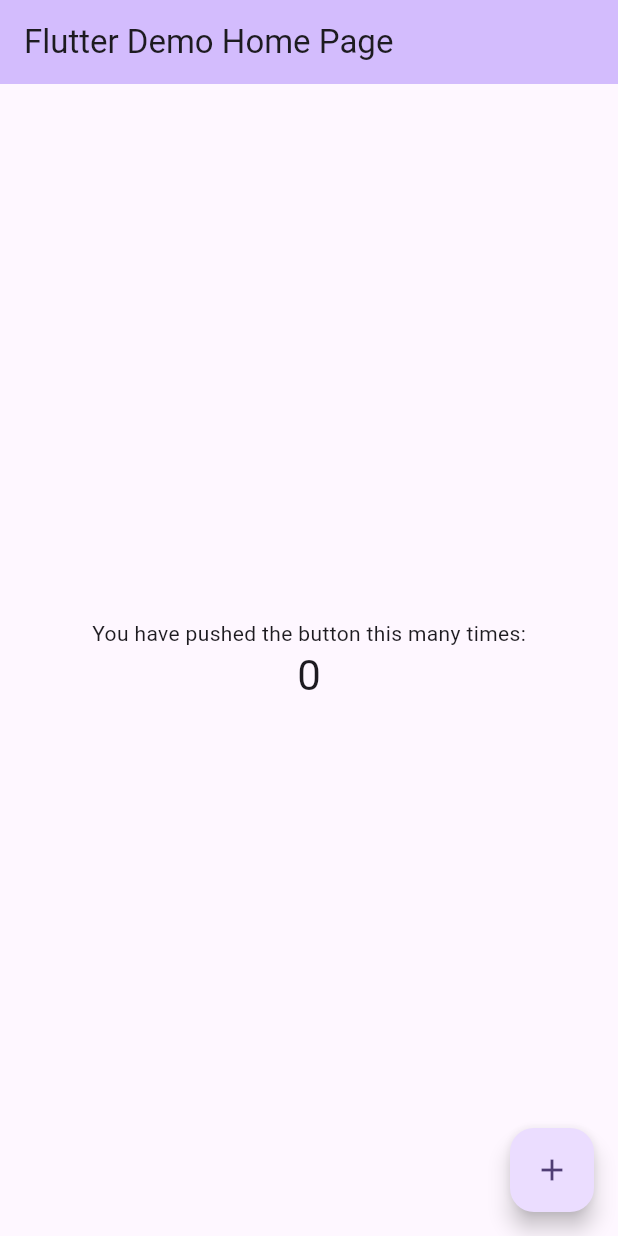
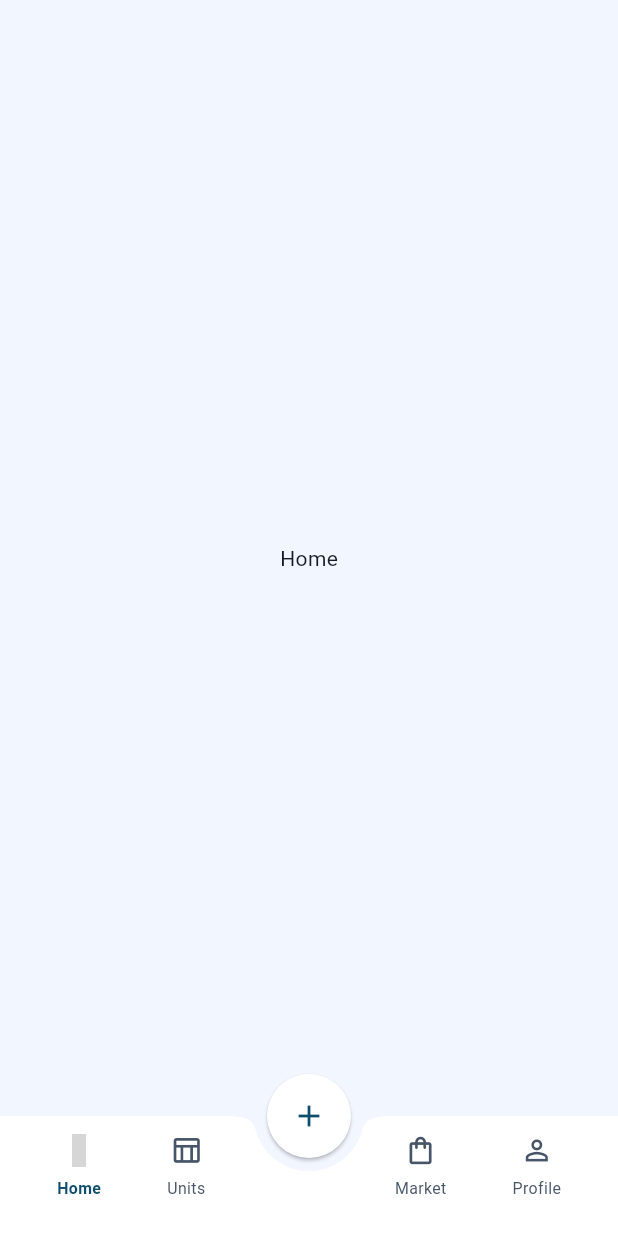
Before and after one commit to rahimuj570/aqua_culture_app, a Flutter app: the screen it shows after launch, on a phone screen of 412 x 824 dp. Run offline on Flutter 3.47's test engine with Material 3 defaults, Android fonts, the phone set to English and light mode, and no system bars; our stand-ins replace flutter_material_design_icons, flutter_screenutil; grey boxes are pictures that could not be loaded.

Commit message:
main nav_holder screen is created

```diff
--- /dev/null
+++ b/lib/app/app.dart
@@ -0,0 +1,33 @@
+import 'package:aqua_culture_app/app/app_theme.dart';
+import 'package:aqua_culture_app/features/main_nav_holder/view_models/main_nav_holder_provider.dart';
+import 'package:aqua_culture_app/features/main_nav_holder/views/main_nav_holder_screen.dart';
+
+import 'package:flutter/material.dart';
+import 'package:flutter_screenutil/flutter_screenutil.dart';
+import 'package:provider/provider.dart';
+
+class AquaCultureApp extends StatelessWidget {
+  const AquaCultureApp({super.key});
+
+  @override
+  Widget build(BuildContext context) {
+    return MultiProvider(
+      providers: [
+        ChangeNotifierProvider(create: (_) => MainNavHolderProvider()),
+      ],
+      child: MaterialApp(
+        debugShowCheckedModeBanner: false,
+        theme: AppTheme.lightTheme(),
+        themeMode: ThemeMode.light,
+        home: ScreenUtilInit(
+          designSize: const Size(430, 932),
+          minTextAdapt: true,
+          splitScreenMode: true,
+          builder: (_, child) {
+            return MainNavHolderScreen();
+          },
+        ),
+      ),
+    );
+  }
+}
--- /dev/null
+++ b/lib/app/app_theme.dart
@@ -0,0 +1,11 @@
+import 'package:aqua_culture_app/app/constants/app_colors.dart';
+import 'package:flutter/material.dart';
+
+class AppTheme {
+  static ThemeData lightTheme() {
+    return ThemeData(
+      colorSchemeSeed: AppColors.appThemeColor,
+      scaffoldBackgroundColor: AppColors.scafoldColor,
+    );
+  }
+}
--- /dev/null
+++ b/lib/features/main_nav_holder/view_models/main_nav_holder_provider.dart
@@ -0,0 +1,25 @@
+import 'package:flutter/cupertino.dart';
+import 'package:flutter/foundation.dart';
+import 'package:flutter/material.dart';
+
+class MainNavHolderProvider extends ChangeNotifier {
+  int _currentIndex = 0;
+  int get currentIndex => _currentIndex;
+
+  set currentIndex(int index) {
+    _currentIndex = index;
+    notifyListeners();
+  }
+
+  final List<Widget> _screens = <Widget>[
+    Center(child: Text("Home")),
+    Center(child: Text("Unit")),
+    Center(child: Text("Market")),
+    Center(child: Text("Profile")),
+    Container(color: Colors.red),
+    Container(color: Colors.red),
+    Container(color: Colors.red),
+    Container(color: Colors.red),
+  ];
+  List<Widget> get screens => _screens;
+}
--- /dev/null
+++ b/lib/features/main_nav_holder/views/main_nav_holder_screen.dart
@@ -0,0 +1,261 @@
+import 'dart:math';
+
+import 'package:aqua_culture_app/app/constants/app_colors.dart';
+import 'package:aqua_culture_app/features/main_nav_holder/view_models/main_nav_holder_provider.dart';
+import 'package:flutter/cupertino.dart';
+import 'package:flutter/material.dart';
+import 'package:flutter_material_design_icons/flutter_material_design_icons.dart';
+import 'package:flutter_screenutil/flutter_screenutil.dart';
+import 'package:provider/provider.dart';
+
+class MainNavHolderScreen extends StatefulWidget {
+  const MainNavHolderScreen({super.key});
+
+  @override
+  State<MainNavHolderScreen> createState() => _MainNavHolderScreenState();
+}
+
+class _MainNavHolderScreenState extends State<MainNavHolderScreen>
+    with SingleTickerProviderStateMixin {
+  bool isMenuOpen = false;
+
+  List<CircularMenuItemModal> circularMenuItems = [
+    CircularMenuItemModal(icon: MdiIcons.fishbowlOutline, label: 'Feed Log'),
+    CircularMenuItemModal(icon: MdiIcons.skullOutline, label: 'Morality Log'),
+    CircularMenuItemModal(icon: MdiIcons.scaleBalance, label: 'Growth Log'),
+    CircularMenuItemModal(icon: MdiIcons.cubeOutline, label: 'Harvest Log'),
+  ];
+
+  @override
+  Widget build(BuildContext context) {
+    return Consumer<MainNavHolderProvider>(
+      builder: (context, provider, child) => Scaffold(
+        body: Stack(
+          alignment: Alignment.bottomCenter,
+          clipBehavior: Clip.none,
+          children: [
+            provider.screens[provider.currentIndex],
+
+            /// HALF CIRCLE MENU
+            Positioned(
+              bottom: -140.h,
+
+              child: IgnorePointer(
+                ignoring: !isMenuOpen,
+
+                child: AnimatedSlide(
+                  duration: const Duration(milliseconds: 400),
+                  curve: Curves.easeOutBack,
+                  offset: isMenuOpen ? Offset.zero : const Offset(0, 2),
+
+                  child: ClipRect(
+                    child: Align(
+                      alignment: Alignment.topCenter,
+
+                      child: Container(
+                        height: 350.h,
+                        width: 350.w,
+
+                        decoration: BoxDecoration(
+                          color: Color(0xffa1ddca),
+                          shape: BoxShape.circle,
+                        ),
+
+                        child: Stack(
+                          children: [
+                            ...List.generate(4, (index) {
+                              double angle = (pi / 3) * index + pi;
+
+                              double radius = 100.r;
+
+                              double centerX = 175.w;
+                              double centerY = 175.h;
+
+                              double x = centerX + radius * cos(angle);
+
+                              double y = centerY + radius * sin(angle);
+
+                              return Positioned(
+                                left: x - 35.w,
+                                top: y - 35.h,
+
+                                child: menuItem(
+                                  icon: circularMenuItems[index].icon,
+                                  label: circularMenuItems[index].label,
+                                  screenIndex: index + 4,
+                                ),
+                              );
+                            }),
+                          ],
+                        ),
+                      ),
+                    ),
+                  ),
+                ),
+              ),
+            ),
+          ],
+        ),
+
+        floatingActionButtonLocation: FloatingActionButtonLocation.centerDocked,
+
+        floatingActionButton: FloatingActionButton(
+          elevation: 1,
+          shape: const CircleBorder(),
+          backgroundColor: isMenuOpen ? AppColors.green : Colors.white,
+          foregroundColor: isMenuOpen ? Colors.white : AppColors.appThemeColor,
+
+          onPressed: () {
+            setState(() {
+              isMenuOpen = !isMenuOpen;
+            });
+          },
+
+          child: AnimatedRotation(
+            turns: isMenuOpen ? .125 : 0,
+            duration: const Duration(milliseconds: 300),
+            child: const Icon(Icons.add),
+          ),
+        ),
+
+        bottomNavigationBar: BottomAppBar(
+          notchMargin: 10.r,
+          shape: const CircularNotchedRectangle(),
+          color: Colors.white,
+
+          child: Row(
+            mainAxisAlignment: MainAxisAlignment.spaceAround,
+            children: [
+              bottomBarItem(
+                iconData: CupertinoIcons.home,
+                label: 'Home',
+                screenIndex: 0,
+                selectedIcon: MdiIcons.home,
+              ),
+
+              bottomBarItem(
+                iconData: Icons.table_chart_outlined,
+                label: 'Units',
+                screenIndex: 1,
+                selectedIcon: Icons.table_chart,
+              ),
+
+              SizedBox(width: 40.w),
+
+              bottomBarItem(
+                iconData: Icons.shopping_bag_outlined,
+                label: 'Market',
+                screenIndex: 2,
+                selectedIcon: Icons.shopping_bag,
+              ),
+
+              bottomBarItem(
+                iconData: Icons.person_outline,
+                label: 'Profile',
+                screenIndex: 3,
+                selectedIcon: Icons.person_outlined,
+              ),
+            ],
+          ),
+        ),
+      ),
+    );
+  }
+
+  Widget bottomBarItem({
+    required IconData iconData,
+    required IconData selectedIcon,
+    required String label,
+    required int screenIndex,
+  }) {
+    bool isActive =
+        context.read<MainNavHolderProvider>().currentIndex == screenIndex;
+    return GestureDetector(
+      // splashColor: Colors.transparent,
+      // hoverColor: Colors.transparent,
+      onTap: () {
+        setState(() {
+          isMenuOpen = false;
+        });
+        context.read<MainNavHolderProvider>().currentIndex = screenIndex;
+      },
+      child: Container(
+        color: Colors.transparent,
+        child: Column(
+          children: [
+            Icon(
+              isActive ? selectedIcon : iconData,
+              size: 25.r,
+              color: isActive ? AppColors.appThemeColor : AppColors.greyText,
+            ),
+            SizedBox(height: 8.h),
+            Text(
+              label,
+              style: TextStyle(
+                fontSize: 12.sp,
+                fontWeight: isActive ? .bold : .normal,
+                color: isActive ? AppColors.appThemeColor : AppColors.greyText,
+              ),
+            ),
+          ],
+        ),
+      ),
+    );
+  }
+
+  Widget menuItem({
+    required dynamic icon,
+    required String label,
+    required int screenIndex,
+  }) {
+    bool isActive =
+        context.read<MainNavHolderProvider>().currentIndex == screenIndex;
+    return Material(
+      color: Colors.transparent,
+
+      child: InkWell(
+        borderRadius: BorderRadius.circular(16),
+
+        onTap: () {
+          print('index: $screenIndex');
+
+          context.read<MainNavHolderProvider>().currentIndex = screenIndex;
+
+          setState(() {
+            isMenuOpen = false;
+          });
+        },
+
+        child: SizedBox(
+          width: 70.w,
+          height: 70.h,
+
+          child: Column(
+            mainAxisAlignment: MainAxisAlignment.center,
+            children: [
+              Icon(icon, size: 25.r),
+
+              SizedBox(height: 4.h),
+
+              Text(
+                label,
+                textAlign: TextAlign.center,
+                style: TextStyle(
+                  fontSize: 11.sp,
+                  fontWeight: isActive ? .bold : .normal,
+                ),
+              ),
+            ],
+          ),
+        ),
+      ),
+    );
+  }
+}
+
+class CircularMenuItemModal {
+  final dynamic icon;
+  final String label;
+
+  CircularMenuItemModal({required this.icon, required this.label});
+}
--- a/lib/main.dart
+++ b/lib/main.dart
@@ -1,122 +1,6 @@
+import 'package:aqua_culture_app/app/app.dart';
 import 'package:flutter/material.dart';
 
 void main() {
-  runApp(const MyApp());
+  runApp(const AquaCultureApp());
 }
-
-class MyApp extends StatelessWidget {
-  const MyApp({super.key});
-
-  // This widget is the root of your application.
-  @override
-  Widget build(BuildContext context) {
-    return MaterialApp(
-      title: 'Flutter Demo',
-      theme: ThemeData(
-        // This is the theme of your application.
-        //
-        // TRY THIS: Try running your application with "flutter run". You'll see
-        // the application has a purple toolbar. Then, without quitting the app,
-        // try changing the seedColor in the colorScheme below to Colors.green
-        // and then invoke "hot reload" (save your changes or press the "hot
-        // reload" button in a Flutter-supported IDE, or press "r" if you used
-        // the command line to start the app).
-        //
-        // Notice that the counter didn't reset back to zero; the application
-        // state is not lost during the reload. To reset the state, use hot
-        // restart instead.
-        //
-        // This works for code too, not just values: Most code changes can be
-        // tested with just a hot reload.
-        colorScheme: .fromSeed(seedColor: Colors.deepPurple),
-      ),
-      home: const MyHomePage(title: 'Flutter Demo Home Page'),
-    );
-  }
-}
-
-class MyHomePage extends StatefulWidget {
-  const MyHomePage({super.key, required this.title});
-
-  // This widget is the home page of your application. It is stateful, meaning
-  // that it has a State object (defined below) that contains fields that affect
-  // how it looks.
-
-  // This class is the configuration for the state. It holds the values (in this
-  // case the title) provided by the parent (in this case the App widget) and
-  // used by the build method of the State. Fields in a Widget subclass are
-  // always marked "final".
-
-  final String title;
-
-  @override
-  State<MyHomePage> createState() => _MyHomePageState();
-}
-
-class _MyHomePageState extends State<MyHomePage> {
-  int _counter = 0;
-
-  void _incrementCounter() {
-    setState(() {
-      // This call to setState tells the Flutter framework that something has
-      // changed in this State, which causes it to rerun the build method below
-      // so that the display can reflect the updated values. If we changed
-      // _counter without calling setState(), then the build method would not be
-      // called again, and so nothing would appear to happen.
-      _counter++;
-    });
-  }
-
-  @override
-  Widget build(BuildContext context) {
-    // This method is rerun every time setState is called, for instance as done
-    // by the _incrementCounter method above.
-    //
-    // The Flutter framework has been optimized to make rerunning build methods
-    // fast, so that you can just rebuild anything that needs updating rather
-    // than having to individually change instances of widgets.
-    return Scaffold(
-      appBar: AppBar(
-        // TRY THIS: Try changing the color here to a specific color (to
-        // Colors.amber, perhaps?) and trigger a hot reload to see the AppBar
-        // change color while the other colors stay the same.
-        backgroundColor: Theme.of(context).colorScheme.inversePrimary,
-        // Here we take the value from the MyHomePage object that was created by
-        // the App.build method, and use it to set our appbar title.
-        title: Text(widget.title),
-      ),
-      body: Center(
-        // Center is a layout widget. It takes a single child and positions it
-        // in the middle of the parent.
-        child: Column(
-          // Column is also a layout widget. It takes a list of children and
-          // arranges them vertically. By default, it sizes itself to fit its
-          // children horizontally, and tries to be as tall as its parent.
-          //
-          // Column has various properties to control how it sizes itself and
-          // how it positions its children. Here we use mainAxisAlignment to
-          // center the children vertically; the main axis here is the vertical
-          // axis because Columns are vertical (the cross axis would be
-          // horizontal).
-          //
-          // TRY THIS: Invoke "debug painting" (choose the "Toggle Debug Paint"
-          // action in the IDE, or press "p" in the console), to see the
-          // wireframe for each widget.
-          mainAxisAlignment: .center,
-          children: [
-            const Text('You have pushed the button this many times:'),
-            Text(
-              '$_counter',
-              style: Theme.of(context).textTheme.headlineMedium,
-            ),
-          ],
-        ),
-      ),
-      floatingActionButton: FloatingActionButton(
-        onPressed: _incrementCounter,
-        tooltip: 'Increment',
-        child: const Icon(Icons.add),
-      ),
-    );
-  }
-}
--- a/pubspec.yaml
+++ b/pubspec.yaml
@@ -30,6 +30,9 @@ environment:
 dependencies:
   flutter:
     sdk: flutter
+  flutter_screenutil: ^5.9.3
+  flutter_material_design_icons: ^3.1.0+7447
+  provider: ^6.1.5+1
 
   # The following adds the Cupertino Icons font to your application.
   # Use with the CupertinoIcons class for iOS style icons.
```
Also changed, not shown: pubspec.lock, 2 other files.
